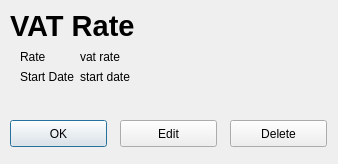
The window that dialogs/vatrate/VatRateShow.ui (supermaximo93/Computing_Project) describes before a commit, drawn with Qt 5.
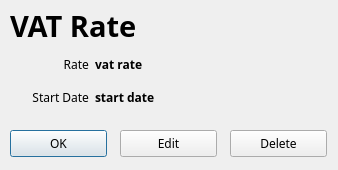
The same window after the commit.

Diff of the .ui file:
```diff
--- a/dialogs/vatrate/VatRateShow.ui
+++ b/dialogs/vatrate/VatRateShow.ui
@@ -7,9 +7,14 @@
     <x>0</x>
     <y>0</y>
     <width>338</width>
-    <height>164</height>
+    <height>170</height>
    </rect>
   </property>
+  <property name="font">
+   <font>
+    <family>Sans Serif</family>
+   </font>
+  </property>
   <property name="windowTitle">
    <string>Dialog</string>
   </property>
@@ -18,7 +23,7 @@
     <rect>
      <x>10</x>
      <y>10</y>
-     <width>141</width>
+     <width>301</width>
      <height>31</height>
     </rect>
    </property>
@@ -33,27 +38,62 @@
     <string>VAT Rate</string>
    </property>
   </widget>
-  <widget class="QWidget" name="formLayoutWidget">
+  <widget class="QPushButton" name="pushButton_ok">
    <property name="geometry">
     <rect>
-     <x>20</x>
+     <x>10</x>
+     <y>130</y>
+     <width>97</width>
+     <height>27</height>
+    </rect>
+   </property>
+   <property name="text">
+    <string>OK</string>
+   </property>
+  </widget>
+  <widget class="QPushButton" name="pushButton_edit">
+   <property name="geometry">
+    <rect>
+     <x>120</x>
+     <y>130</y>
+     <width>97</width>
+     <height>27</height>
+    </rect>
+   </property>
+   <property name="text">
+    <string>Edit</string>
+   </property>
+  </widget>
+  <widget class="QPushButton" name="pushButton_delete">
+   <property name="geometry">
+    <rect>
+     <x>230</x>
+     <y>130</y>
+     <width>97</width>
+     <height>27</height>
+    </rect>
+   </property>
+   <property name="text">
+    <string>Delete</string>
+   </property>
+  </widget>
+  <widget class="QWidget" name="gridLayoutWidget">
+   <property name="geometry">
+    <rect>
+     <x>10</x>
      <y>50</y>
-     <width>241</width>
-     <height>51</height>
+     <width>305</width>
+     <height>81</height>
     </rect>
    </property>
-   <layout class="QFormLayout" name="formLayout">
+   <layout class="QGridLayout" name="gridLayout">
     <item row="0" column="0">
      <widget class="QLabel" name="label_vatRate">
       <property name="text">
        <string>Rate</string>
       </property>
-     </widget>
-    </item>
-    <item row="0" column="1">
-     <widget class="QLabel" name="label_vatRateE">
-      <property name="text">
-       <string>vat rate</string>
+      <property name="alignment">
+       <set>Qt::AlignRight|Qt::AlignTrailing|Qt::AlignVCenter</set>
       </property>
      </widget>
     </item>
@@ -62,56 +102,71 @@
       <property name="text">
        <string>Start Date</string>
       </property>
+      <property name="alignment">
+       <set>Qt::AlignRight|Qt::AlignTrailing|Qt::AlignVCenter</set>
+      </property>
+     </widget>
+    </item>
+    <item row="0" column="1">
+     <widget class="QLabel" name="label_vatRateE">
+      <property name="font">
+       <font>
+        <weight>75</weight>
+        <bold>true</bold>
+       </font>
+      </property>
+      <property name="text">
+       <string>vat rate</string>
+      </property>
      </widget>
     </item>
     <item row="1" column="1">
      <widget class="QLabel" name="label_startDateE">
+      <property name="font">
+       <font>
+        <weight>75</weight>
+        <bold>true</bold>
+       </font>
+      </property>
       <property name="text">
        <string>start date</string>
       </property>
      </widget>
     </item>
+    <item row="2" column="1">
+     <spacer name="horizontalSpacer">
+      <property name="orientation">
+       <enum>Qt::Horizontal</enum>
+      </property>
+      <property name="sizeType">
+       <enum>QSizePolicy::Fixed</enum>
+      </property>
+      <property name="sizeHint" stdset="0">
+       <size>
+        <width>220</width>
+        <height>0</height>
+       </size>
+      </property>
+     </spacer>
+    </item>
+    <item row="2" column="0">
+     <spacer name="verticalSpacer">
+      <property name="orientation">
+       <enum>Qt::Vertical</enum>
+      </property>
+      <property name="sizeType">
+       <enum>QSizePolicy::Fixed</enum>
+      </property>
+      <property name="sizeHint" stdset="0">
+       <size>
+        <width>20</width>
+        <height>20</height>
+       </size>
+      </property>
+     </spacer>
+    </item>
    </layout>
   </widget>
-  <widget class="QPushButton" name="pushButton_ok">
-   <property name="geometry">
-    <rect>
-     <x>10</x>
-     <y>120</y>
-     <width>97</width>
-     <height>27</height>
-    </rect>
-   </property>
-   <property name="text">
-    <string>OK</string>
-   </property>
-  </widget>
-  <widget class="QPushButton" name="pushButton_edit">
-   <property name="geometry">
-    <rect>
-     <x>120</x>
-     <y>120</y>
-     <width>97</width>
-     <height>27</height>
-    </rect>
-   </property>
-   <property name="text">
-    <string>Edit</string>
-   </property>
-  </widget>
-  <widget class="QPushButton" name="pushButton_delete">
-   <property name="geometry">
-    <rect>
-     <x>230</x>
-     <y>120</y>
-     <width>97</width>
-     <height>27</height>
-    </rect>
-   </property>
-   <property name="text">
-    <string>Delete</string>
-   </property>
-  </widget>
  </widget>
  <resources/>
  <connections/>
```
